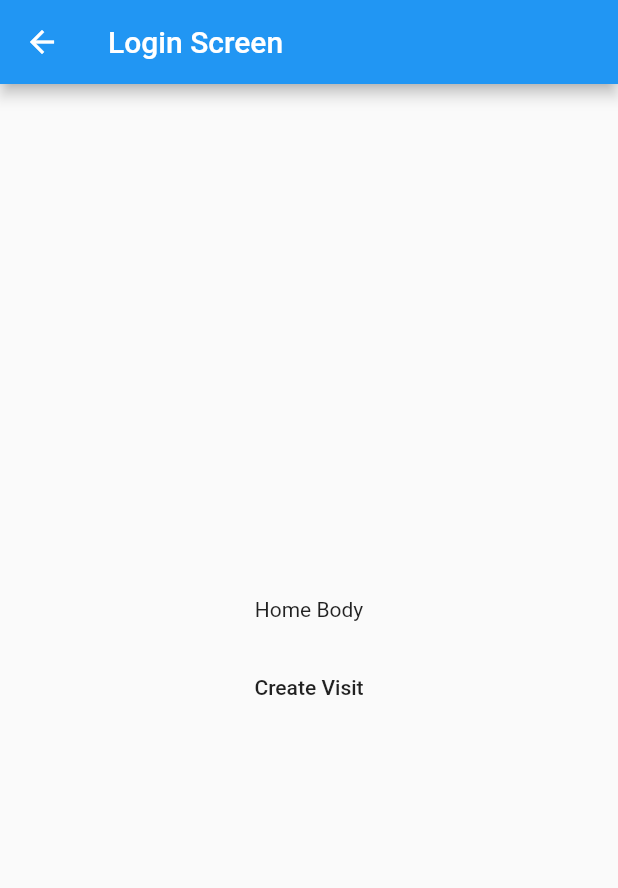
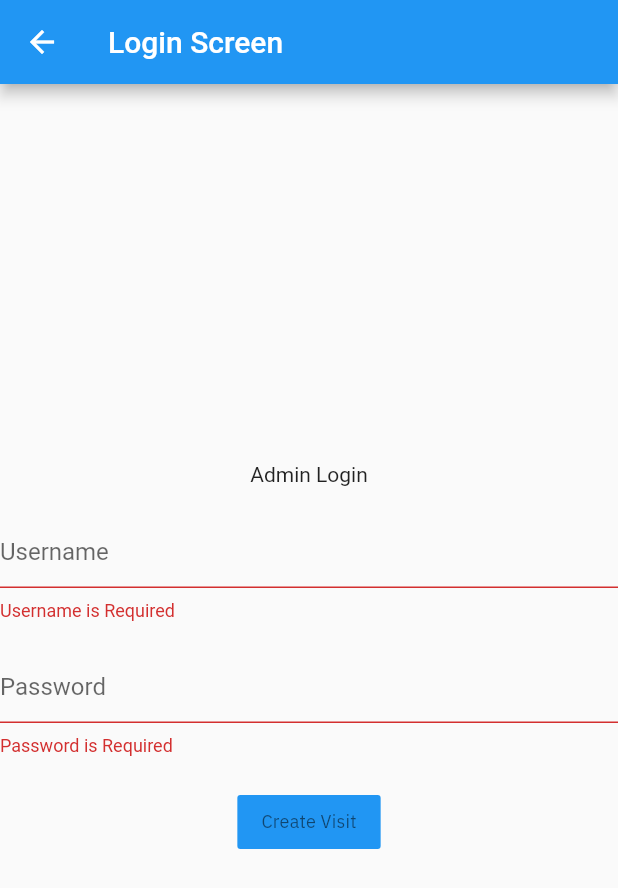
Before and after one commit to patelmeet341993/hms_admin, a Flutter app: the LoginScreen screen opened directly, after a tap on "Create Visit", on a phone screen of 412 x 824 dp. Shown: the top 888 px of the screen. Run offline on Flutter 3.47's test engine with Material 2 defaults, Android fonts, the phone set to English and light mode, and no system bars; our stand-ins replace cloud_firestore, connectivity_plus, equatable, firebase_analytics, firebase_core, firebase_crashlytics and 6 more; accounts and stored records are empty.

Commit message:
Login module (#1)
* added fluttertoast package to show toast in app

* added MyToast class to show toast in app

* added loggedInUser key in SharePrefrenceKeys to store loggedin user data

* added methods to check if aadmin user is logged in, create admin user and login admin user

* added equatable package

* props in AdminUserModel to compare to objects on AdminUserModel

* removed RandomBool Generator for page navigation in splash screen,

called isUserLoggedIn to navigate to login or home screen

* added common LoadingWidget to show loading

* added ModalProgressHUD to show loading in page

* made some ui changes

* checking if user is login from AuthenticationController in splashscreen

* added authentication controller for login tasks

* removed code for login tasks from admin user controller

* added a basic form to login using username and password in LoginScreen

* added logout button and showing logged in user name and role in HomeScreen

* some minor changes in AdminUserProvider

```diff
--- a/lib/configs/constants.dart
+++ b/lib/configs/constants.dart
@@ -4,6 +4,7 @@ const String app_version = "1.0.0";
 //Shared Preference Keys
 class SharePrefrenceKeys {
   static const String appThemeMode = "themeMode";
+  static const String loggedInUser = "loggedInUser";
 }
 
 class PatientGender {
--- a/lib/models/admin_user_model.dart
+++ b/lib/models/admin_user_model.dart
@@ -1,6 +1,8 @@
+import 'package:equatable/equatable.dart';
+
 import '../utils/parsing_helper.dart';
 
-class AdminUserModel {
+class AdminUserModel extends Equatable {
   String id = "", name = "", username = "", password = "", role = "";
 
   AdminUserModel({
@@ -41,4 +43,7 @@ class AdminUserModel {
   String toString() {
     return toMap().toString();
   }
+
+  @override
+  List<Object?> get props => [id, name, username, password, role];
 }
--- a/lib/providers/admin_user_provider.dart
+++ b/lib/providers/admin_user_provider.dart
@@ -15,7 +15,7 @@ class AdminUserProvider extends ChangeNotifier {
 
   void setAdminUserModel(AdminUserModel? adminUserModel, {bool isNotify = true}) {
     if(adminUserModel != null) {
-      _adminUserModel = AdminUserModel.fromMap(adminUserModel.toMap());
+      _adminUserModel!.updateFromMap(adminUserModel.toMap());
     }
     else {
       _adminUserModel = null;
--- a/lib/views/authentication/login_screen.dart
+++ b/lib/views/authentication/login_screen.dart
@@ -1,6 +1,13 @@
+import 'package:admin/configs/app_theme.dart';
+import 'package:admin/configs/constants.dart';
+import 'package:admin/utils/logger_service.dart';
+import 'package:admin/utils/my_safe_state.dart';
+import 'package:admin/utils/my_toast.dart';
+import 'package:admin/views/common/components/loading_widget.dart';
+import 'package:admin/views/common/components/modal_progress_hud.dart';
 import 'package:flutter/material.dart';
 
-import '../../controllers/visit_controller.dart';
+import '../../controllers/authentication_controller.dart';
 
 class LoginScreen extends StatefulWidget {
   static const String routeName = "/LoginScreen";
@@ -10,29 +17,106 @@ class LoginScreen extends StatefulWidget {
   State<LoginScreen> createState() => _LoginScreenState();
 }
 
-class _LoginScreenState extends State<LoginScreen> {
+class _LoginScreenState extends State<LoginScreen> with MySafeState {
+  late ThemeData themeData;
+  bool isLoading = false;
+
+  final GlobalKey<FormState> _globalKey = GlobalKey<FormState>();
+  TextEditingController usernameController = TextEditingController();
+  TextEditingController passwordController = TextEditingController();
+
+  Future<void> login(String userName, String password) async {
+    isLoading = true;
+    mySetState();
+
+    // await Future.delayed(const Duration(seconds: 3));
+    bool isLoggedIn = await AuthenticationController().loginAdminUserWithUsernameAndPassword(context: context, userName: userName, password: password, userType: AdminUserType.admin);
+    Log().i("isLoggedIn:$isLoggedIn");
+
+    isLoading = false;
+    mySetState();
+
+    if(!isLoggedIn) {
+      MyToast.showError("Login Failed", context);
+    }
+  }
+
+  @override
+  void initState() {
+    super.initState();
+  }
+
   @override
   Widget build(BuildContext context) {
-    return Container(
+    themeData = Theme.of(context);
+    super.pageBuild();
+
+    return ModalProgressHUD(
+      inAsyncCall: isLoading,
+      progressIndicator: const LoadingWidget(),
       child: Scaffold(
         appBar: AppBar(
-          title: Text("Login Screen"),
+          title: const Text("Login Screen"),
         ),
         body: Center(
+          child: Container(
+            constraints: BoxConstraints(maxWidth: 700),
+            child: Form(
+              key: _globalKey,
               child: Column(
                 mainAxisAlignment: MainAxisAlignment.center,
                 crossAxisAlignment: CrossAxisAlignment.center,
                 children: [
-              Text("Home Body"),
-              SizedBox(height: 20,),
+                  const Text("Admin Login"),
+                  const SizedBox(height: 20,),
+                  TextFormField(
+                    controller: usernameController,
+                    decoration: InputDecoration(
+                      hintText: "Username",
+                    ),
+                    validator: (String? text) {
+                      if(text?.isNotEmpty ?? false) {
+                        return null;
+                      }
+                      else {
+                        return "Username is Required";
+                      }
+                    },
+                  ),
+                  const SizedBox(height: 20,),
+                  TextFormField(
+                    controller: passwordController,
+                    keyboardType: TextInputType.visiblePassword,
+                    decoration: InputDecoration(
+                      hintText: "Password",
+                    ),
+                    validator: (String? text) {
+                      if(text?.isNotEmpty ?? false) {
+                        return null;
+                      }
+                      else {
+                        return "Password is Required";
+                      }
+                    },
+                  ),
+                  const SizedBox(height: 20,),
                   FlatButton(
                     onPressed: () {
-                  VisitController().createDummyVisitDataInFirestore();
+                      if(_globalKey.currentState?.validate() ?? false) {
+                        login(usernameController.text, passwordController.text);
+                      }
+                      // VisitController().createDummyVisitDataInFirestore();
                       // PatientController().createDummyPatientDataInFirestore();
                     },
-                child: Text("Create Visit"),
+                    color: themeData.colorScheme.primary,
+                    child: Text(
+                      "Create Visit",
+                      style: AppTheme.getTextStyle(themeData.textTheme.caption!),
+                    ),
                   ),
                 ],
+              ),
+            ),
           ),
         ),
       ),
--- /dev/null
+++ b/lib/views/common/components/modal_progress_hud.dart
@@ -0,0 +1,53 @@
+import 'package:flutter/material.dart';
+
+class ModalProgressHUD extends StatelessWidget {
+  final bool inAsyncCall;
+  final double opacity;
+  final Color color;
+  final Widget progressIndicator;
+  final Offset? offset;
+  final bool dismissible;
+  final Widget child;
+
+  ModalProgressHUD({
+    Key? key,
+    required this.inAsyncCall,
+    this.opacity = 0.3,
+    this.color = Colors.grey,
+    this.progressIndicator = const CircularProgressIndicator(),
+    this.offset,
+    this.dismissible = false,
+    required this.child,
+  })  : assert(child != null),
+        assert(inAsyncCall != null),
+        super(key: key);
+
+  @override
+  Widget build(BuildContext context) {
+    List<Widget> widgetList = [];
+    widgetList.add(child);
+    if (inAsyncCall) {
+      Widget layOutProgressIndicator;
+      if (offset == null)
+        layOutProgressIndicator = Center(child: progressIndicator);
+      else {
+        layOutProgressIndicator = Positioned(
+          child: progressIndicator,
+          left: offset!.dx,
+          top: offset!.dy,
+        );
+      }
+      final modal = [
+        new Opacity(
+          child: new ModalBarrier(dismissible: dismissible, color: color),
+          opacity: opacity,
+        ),
+        layOutProgressIndicator
+      ];
+      widgetList += modal;
+    }
+    return new Stack(
+      children: widgetList,
+    );
+  }
+}
--- a/pubspec.yaml
+++ b/pubspec.yaml
@@ -60,6 +60,7 @@ dependencies:
   loading_animation_widget: ^1.2.0+2
   flutter_spinkit: ^5.1.0
   google_fonts: ^3.0.1
+  fluttertoast: ^8.0.9
 
   ####################
   # State management #
@@ -73,6 +74,7 @@ dependencies:
   intl: ^0.17.0
   connectivity_plus: ^2.3.6+1
   uuid: ^3.0.6
+  equatable: ^2.0.5
 
 dev_dependencies:
   flutter_test:
```
Also changed, not shown: lib/controllers/admin_user_controller.dart (+1 -11 lines), lib/controllers/authentication_controller.dart (added, +166 -0 lines), lib/utils/my_toast.dart (added, +56 -0 lines), lib/views/common/components/loading_widget.dart (added, +21 -0 lines), lib/views/homescreen/homescreen.dart (+27 -0 lines), lib/views/splashscreen.dart (+12 -8 lines). Lines whose indentation alone changed are shown as unchanged.
